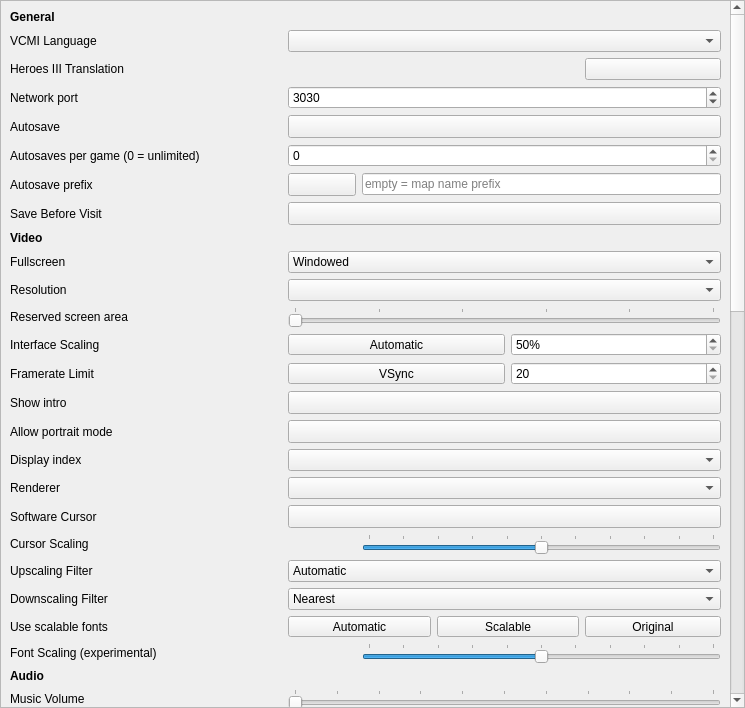
The window that launcher/settingsView/csettingsview_moc.ui (vcmi/vcmi) describes before a commit, drawn with Qt 5.
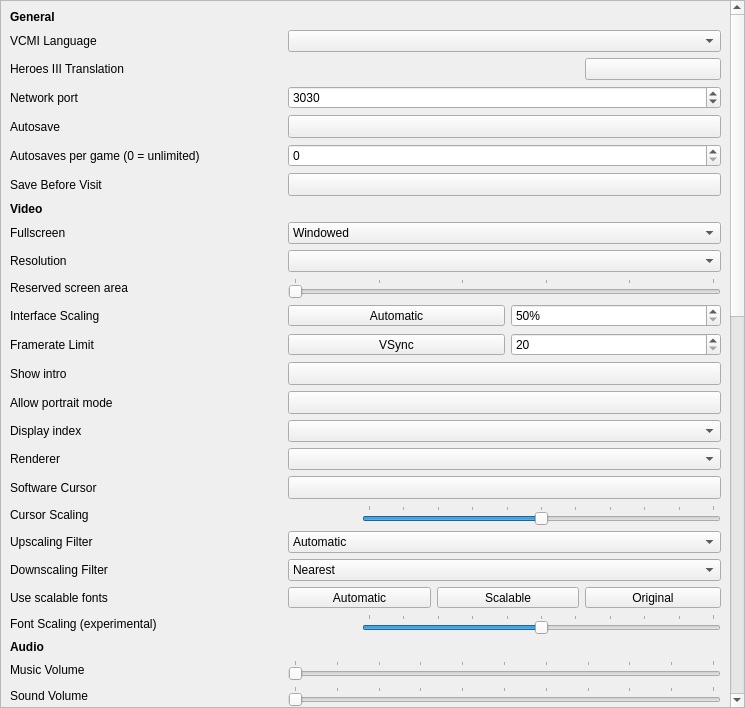
The same window after the commit.

Commit message:
Remove obsolete autosave prefix settings
Remove the launcher controls and config entries for custom autosave
prefixes, since every game now has its own named save directory.

What changed in the file:
```diff
--- a/launcher/settingsView/csettingsview_moc.ui
+++ b/launcher/settingsView/csettingsview_moc.ui
@@ -616,22 +616,6 @@
          </property>
         </widget>
        </item>
-       <item row="8" column="1">
-        <widget class="QToolButton" name="buttonAutoSavePrefix">
-         <property name="sizePolicy">
-          <sizepolicy hsizetype="Minimum" vsizetype="Fixed">
-           <horstretch>0</horstretch>
-           <verstretch>0</verstretch>
-          </sizepolicy>
-         </property>
-         <property name="text">
-          <string/>
-         </property>
-         <property name="checkable">
-          <bool>true</bool>
-         </property>
-        </widget>
-       </item>
        <item row="55" column="1" colspan="5">
         <widget class="QComboBox" name="comboBoxEnemyAI">
          <property name="editable">
@@ -741,13 +725,6 @@
          </property>
         </widget>
        </item>
-       <item row="8" column="0">
-        <widget class="QLabel" name="labelAutoSavePrefix">
-         <property name="text">
-          <string>Autosave prefix</string>
-         </property>
-        </widget>
-       </item>
        <item row="45" column="1" colspan="5">
         <widget class="QSlider" name="sliderToleranceDistanceTouch">
          <property name="minimum">
@@ -776,13 +753,6 @@
          </property>
         </widget>
        </item>
-       <item row="8" column="2" colspan="4">
-        <widget class="QLineEdit" name="lineEditAutoSavePrefix">
-         <property name="placeholderText">
-          <string>empty = map name prefix</string>
-         </property>
-        </widget>
-       </item>
        <item row="37" column="1" colspan="5">
         <widget class="QToolButton" name="buttonHandleBackRightMouseButton">
          <property name="sizePolicy">
```
The commit also changes 3 other files.
